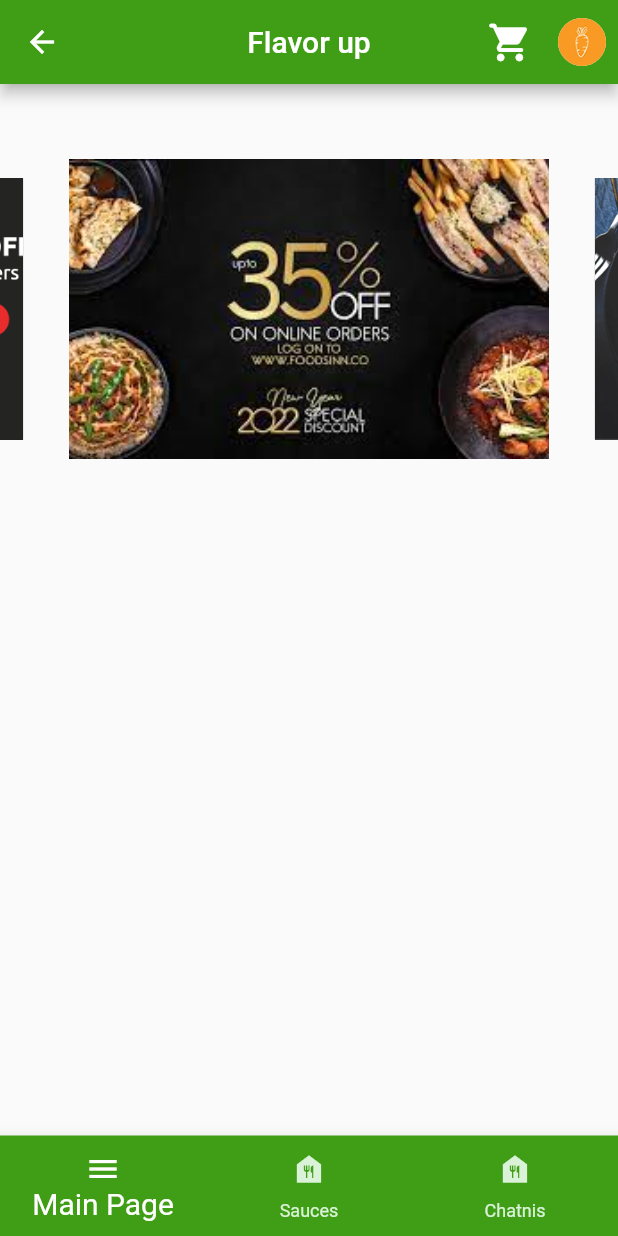
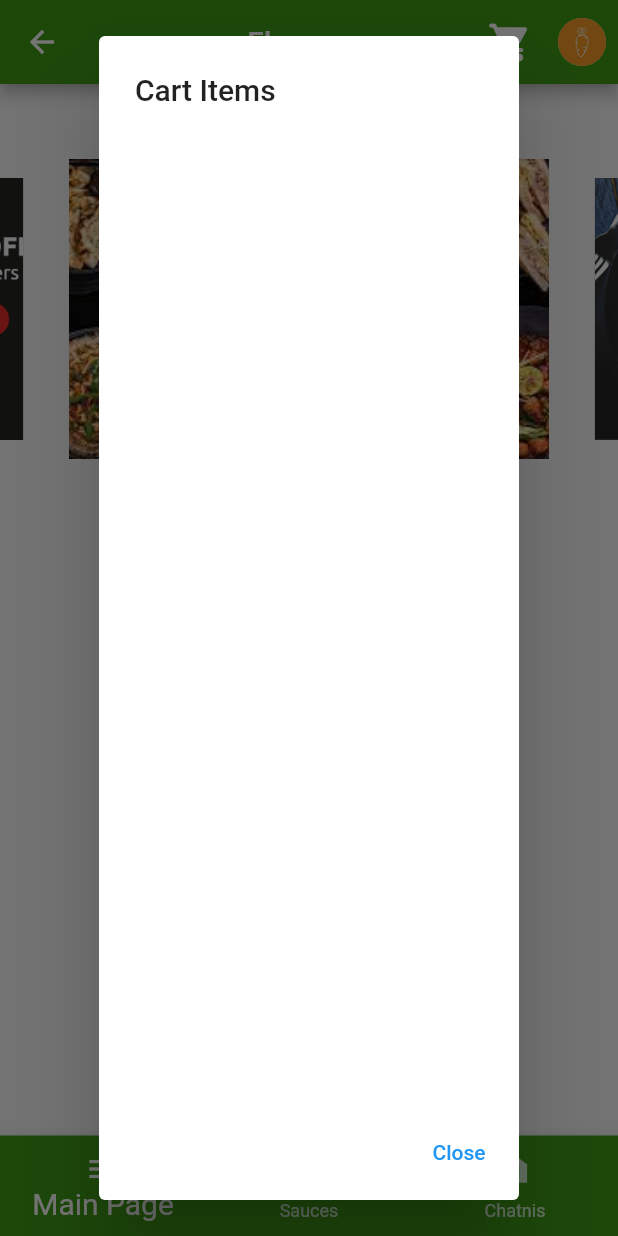
Before and after one commit to hassansultankhan/store, a Flutter app: the navigationScreen screen opened directly, after a tap on the "shopping cart" icon, on a phone screen of 412 x 824 dp. Run offline on Flutter 3.47's test engine with Material 2 defaults, Android fonts, the phone set to English and light mode, and no system bars; drawn by our look-alikes of carousel_slider; our stand-ins replace cloud_firestore, firebase_auth, firebase_core, fluttertoast, google_sign_in, shared_preferences and 1 more; accounts and stored records are empty.

Commit message:
30/11/23

```diff
--- a/lib/navigationScreen.dart
+++ b/lib/navigationScreen.dart
@@ -1,9 +1,12 @@
+import 'package:estore/Cart/cartItems.dart';
 import 'package:estore/loginScreen.dart';
 import 'package:estore/mainScreen.dart';
 import 'package:flutter/material.dart';
 import 'package:flutter/services.dart';
 import 'package:firebase_auth/firebase_auth.dart';
 import 'package:google_sign_in/google_sign_in.dart';
+
+import 'package:estore/Database/dbinitialization.dart';
 
 import 'Categories/cat0.dart';
 import 'Categories/cat1.dart';
@@ -59,7 +62,8 @@ class _navigationScreenState extends State<navigationScreen> {
           actions: [
             IconButton(
               onPressed: () {
-                // CartScreen;
+                // Show added cart items in AlertDialog
+                showCartItems();
               },
               icon: const Icon(
                 Icons.shopping_cart_rounded,
@@ -194,4 +198,40 @@ class _navigationScreenState extends State<navigationScreen> {
       ),
     );
   }
+
+  // Method to retrieve all cart items from the database
+  Future<List<CartItem>> getAllCartItems() async {
+    Dbfiles dbfiles = Dbfiles();
+    return await dbfiles.getCartItems();
+  }
+
+  // Method to show added cart items in AlertDialog
+  void showCartItems() async {
+    List<CartItem> cartItems = await getAllCartItems();
+
+    showDialog(
+      context: context,
+      builder: (context) {
+        return AlertDialog(
+          title: const Text('Cart Items'),
+          content: Column(
+            children: cartItems.map((item) {
+              return ListTile(
+                title: Text(item.title),
+                subtitle: Text('${item.qtySold} x ${item.price} Rs'),
+              );
+            }).toList(),
+          ),
+          actions: [
+            TextButton(
+              onPressed: () {
+                Navigator.pop(context); // Close the AlertDialog
+              },
+              child: const Text('Close'),
+            ),
+          ],
+        );
+      },
+    );
+  }
 }
```
Also changed, not shown: lib/Cart/cartItems.dart (+15 -0 lines), lib/Categories/cat0.dart (+33 -1 lines), lib/Database/dbinitialization.dart (+53 -30 lines).
